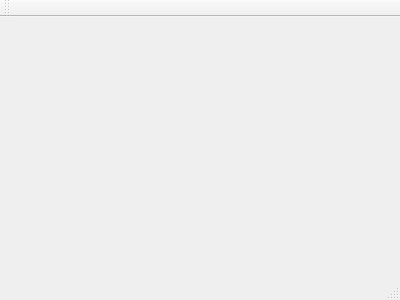
Before: the Qt Designer form gradecalc.ui in chaue/gradecalculator, drawn with Qt 5.
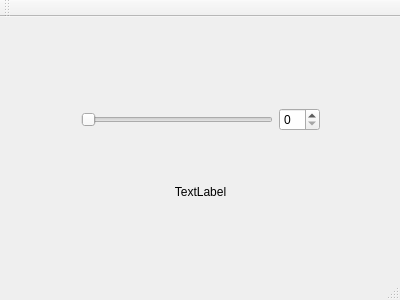
After: the same form once the commit is applied.

Commit message: basic connections up

Patch:
```diff
--- a/gradecalc.ui
+++ b/gradecalc.ui
@@ -12,13 +12,69 @@
   <property name="windowTitle" >
    <string>gradeCalc</string>
   </property>
-  <widget class="QMenuBar" name="menuBar" />
-  <widget class="QToolBar" name="mainToolBar" />
-  <widget class="QWidget" name="centralWidget" />
-  <widget class="QStatusBar" name="statusBar" />
+  <widget class="QWidget" name="centralWidget">
+   <widget class="QWidget" name="">
+    <property name="geometry">
+     <rect>
+      <x>70</x>
+      <y>80</y>
+      <width>261</width>
+      <height>161</height>
+     </rect>
+    </property>
+    <layout class="QVBoxLayout" name="verticalLayout_2">
+     <item>
+      <layout class="QVBoxLayout" name="verticalLayout">
+       <item>
+        <layout class="QHBoxLayout" name="horizontalLayout">
+         <item>
+          <widget class="QSlider" name="slider1">
+           <property name="orientation">
+            <enum>Qt::Horizontal</enum>
+           </property>
+          </widget>
+         </item>
+         <item>
+          <widget class="QSpinBox" name="spinbox1"/>
+         </item>
+        </layout>
+       </item>
+      </layout>
+     </item>
+     <item>
+      <widget class="QLabel" name="label">
+       <property name="text">
+        <string>TextLabel</string>
+       </property>
+       <property name="alignment">
+        <set>Qt::AlignCenter</set>
+       </property>
+      </widget>
+     </item>
+    </layout>
+   </widget>
+  </widget>
+  <widget class="QMenuBar" name="menuBar">
+   <property name="geometry">
+    <rect>
+     <x>0</x>
+     <y>0</y>
+     <width>400</width>
+     <height>17</height>
+    </rect>
+   </property>
+  </widget>
+  <widget class="QToolBar" name="mainToolBar">
+   <attribute name="toolBarArea">
+    <enum>TopToolBarArea</enum>
+   </attribute>
+   <attribute name="toolBarBreak">
+    <bool>false</bool>
+   </attribute>
+  </widget>
+  <widget class="QStatusBar" name="statusBar"/>
  </widget>
- <layoutDefault spacing="6" margin="11" />
- <pixmapfunction></pixmapfunction>
+ <layoutdefault spacing="6" margin="11"/>
  <resources/>
  <connections/>
 </ui>
```
Left out of the diff: 42 changed lines with no effect on the pictures. The commit also changes 2 other files.
